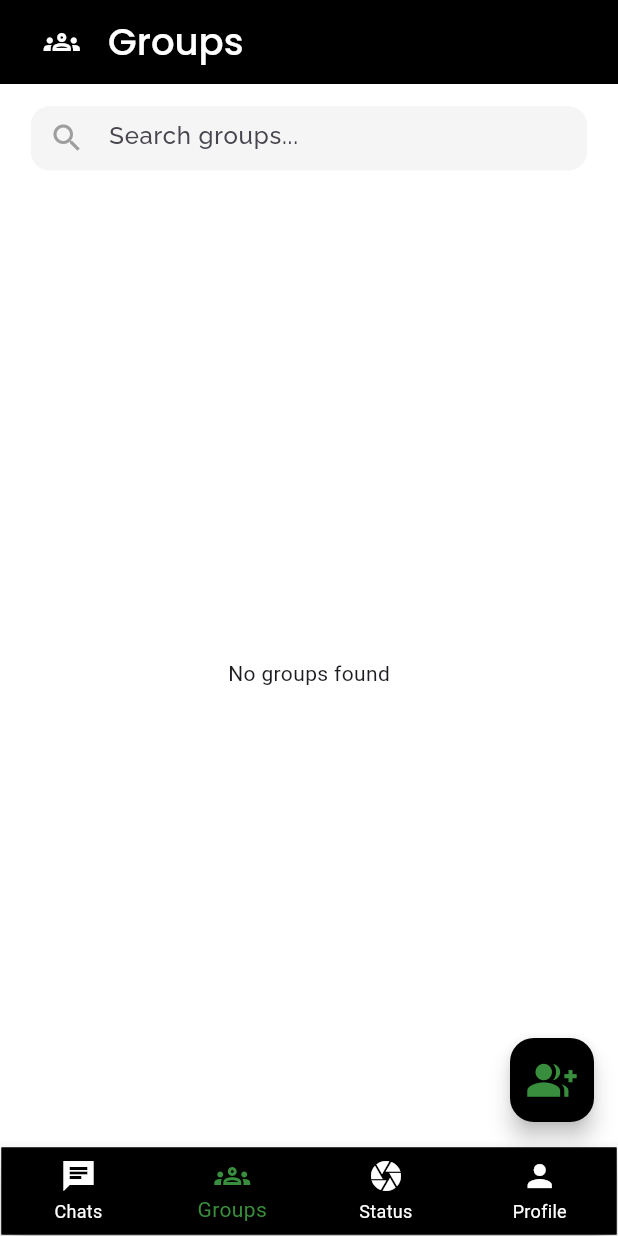
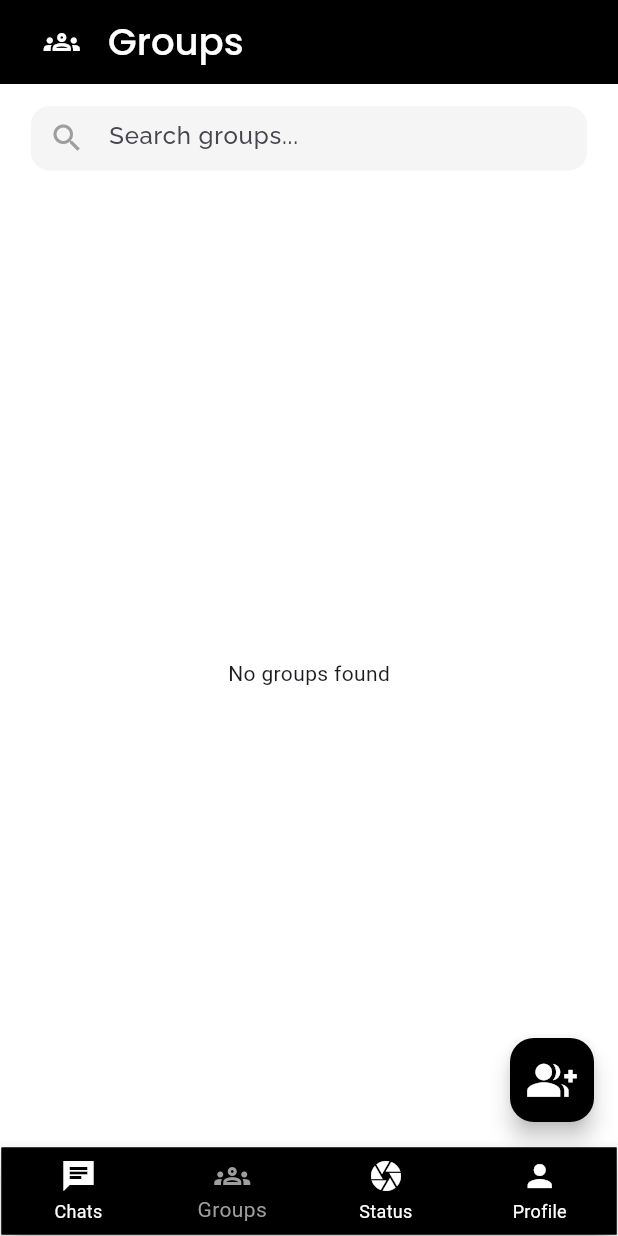
Before and after one commit to Honeypanchal/chatapp, a Flutter app: the GroupDisplayPage screen opened directly with empty values, on a phone screen of 412 x 824 dp. Run offline on Flutter 3.47's test engine with Material 3 defaults, Android fonts, the phone set to English and light mode, and no system bars; our stand-ins replace cloud_firestore, firebase_auth, firebase_core, google_sign_in; accounts and stored records are empty.

```diff
--- a/lib/Pages/GroupChatLayout/GroupDisplayPage.dart
+++ b/lib/Pages/GroupChatLayout/GroupDisplayPage.dart
@@ -171,8 +171,8 @@ class _GroupDisplayPageState extends State<GroupDisplayPage> {
                     var groupData = groups[index].data();
                     return ListTile(
                       leading: CircleAvatar(
-                        backgroundColor: Colors.grey.shade100,
-                        child: Icon(Icons.group, color: Colors.green.shade700),
+                        backgroundColor: Colors.black,
+                        child: Icon(Icons.group, color: Colors.white),
                       ),
                       title: Text(groupData["groupName"] ?? "Unnamed Group"),
                       subtitle: Text("Members: ${groupData["participants"].length}"),
@@ -205,7 +205,7 @@ class _GroupDisplayPageState extends State<GroupDisplayPage> {
         tooltip: 'Create New Group',
         child: Icon(
           Icons.group_add,
-          color: Colors.green.shade700,
+          color: Colors.white,
           size: width < 600 ? width * 0.08 : width * 0.09,
         ),
       ),
--- a/lib/Pages/helpers/MainNavigation.dart
+++ b/lib/Pages/helpers/MainNavigation.dart
@@ -35,10 +35,10 @@ class MainNavigationPage extends StatelessWidget {
             ),
           ],
           currentIndex: currentIndex,
-          selectedItemColor: Colors.green.shade700,
+          selectedItemColor: Colors.grey,
           unselectedItemColor: Colors.white,
           onTap: onTap,
-          type: BottomNavigationBarType.fixed, // Ensures full background color
+          type: BottomNavigationBarType.fixed // Ensures full background color
         ));
   }
 }
--- a/pubspec.yaml
+++ b/pubspec.yaml
@@ -44,6 +44,7 @@ dependencies:
 
   google_sign_in:
   flutter_chat_bubble:
+
 #  image_picker:
 #  firebase_storage:
 
```
